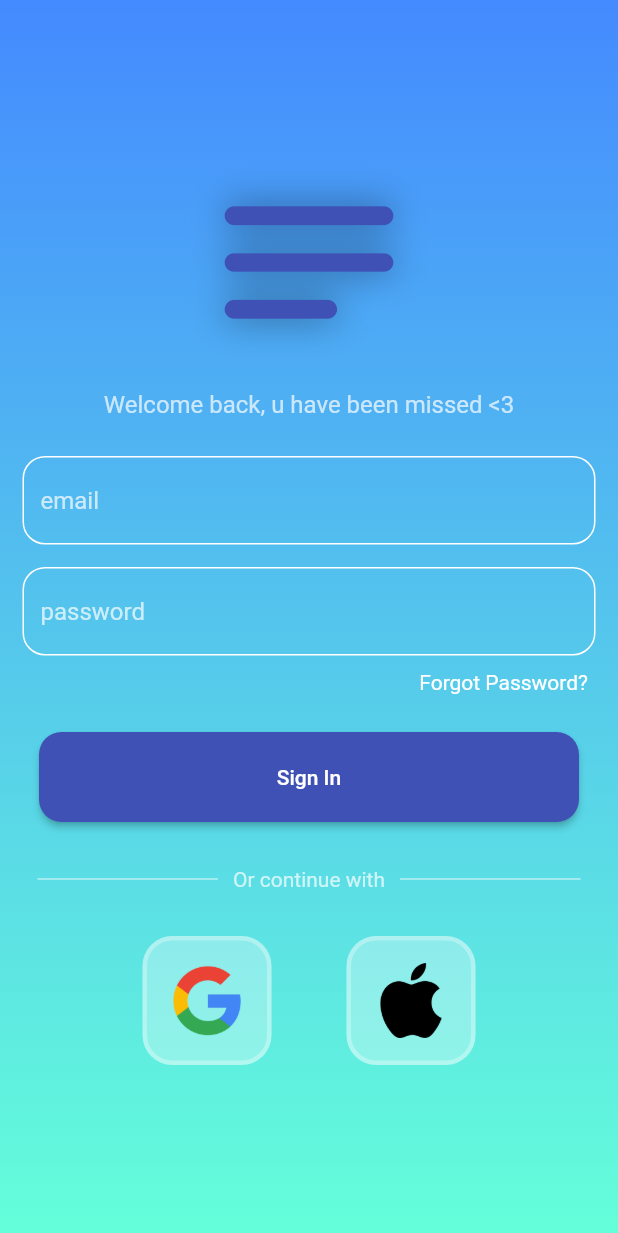
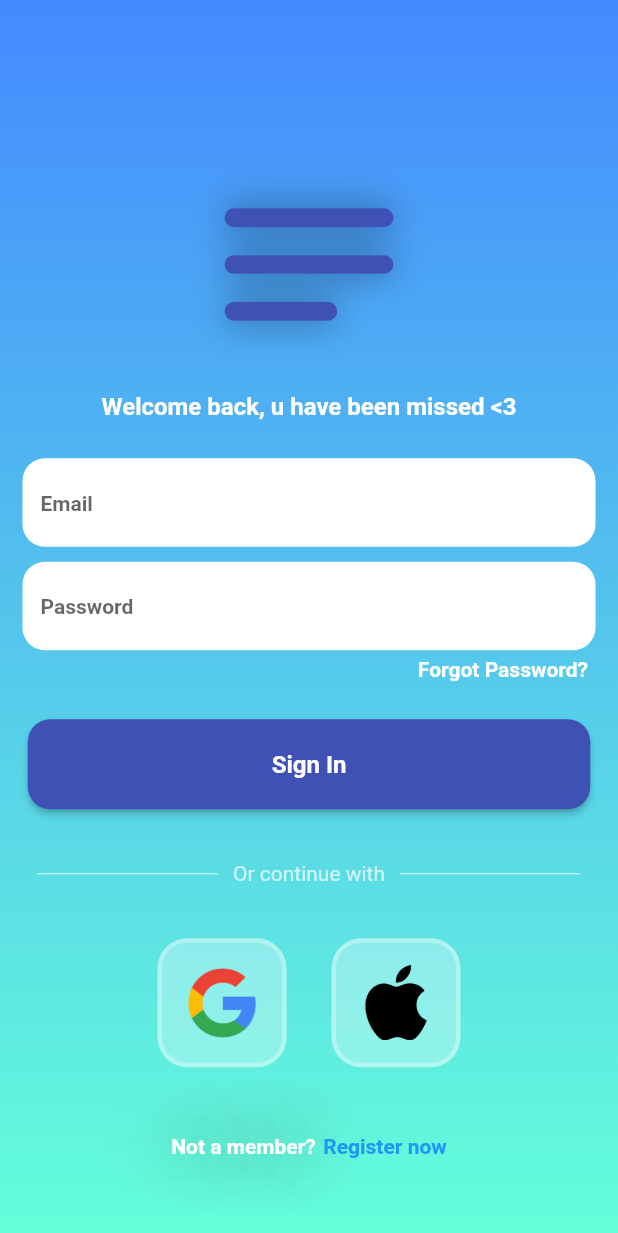
Before and after one commit to AdrianGroh306/todo_listo, a Flutter app: the screen it shows after launch, on a phone screen of 412 x 824 dp. Shown: the top 1233 px of the screen. Run offline on Flutter 3.47's test engine with Material 2 defaults, Android fonts, the phone set to English and light mode, and no system bars; our stand-ins replace auto_size_text, firebase_auth, firebase_core, flutter_slidable; accounts and stored records are empty; generated files the repository leaves out were written again.

Commit message:
Full Firebase integration + email auth

```diff
--- /dev/null
+++ b/lib/components/MyTextField.dart
@@ -0,0 +1,40 @@
+import 'package:flutter/material.dart';
+
+class MyTextField extends StatelessWidget {
+  final controller;
+  final String hintText;
+  final bool obscureText;
+
+  const MyTextField({
+    super.key,
+    required this.controller,
+    required this.hintText,
+    required this.obscureText,
+  });
+
+  @override
+  Widget build(BuildContext context) {
+    return Container(
+      padding: const EdgeInsets.symmetric(vertical: 5, horizontal: 15),
+      child: TextField(
+        controller: controller,
+        obscureText: obscureText,
+        // controller: usernameController,
+        decoration: InputDecoration(
+          fillColor: Colors.white,
+          filled: true,
+          hintText: hintText,
+          hintStyle: const TextStyle(fontSize: 14,fontWeight: FontWeight.bold ),
+          enabledBorder: OutlineInputBorder(
+            borderRadius: BorderRadius.circular(15),
+            borderSide: const BorderSide(color: Colors.white10),
+          ),
+          focusedBorder: OutlineInputBorder(
+            borderRadius: BorderRadius.circular(15),
+            borderSide: const BorderSide(color: Colors.white10),
+          ),
+        ),
+      ),
+    );
+  }
+}
--- a/lib/main.dart
+++ b/lib/main.dart
@@ -1,8 +1,14 @@
+import 'package:firebase_core/firebase_core.dart';
+import 'package:todo/pages/auth_page.dart';
+import 'firebase_options.dart';
 import 'package:flutter/material.dart';
-import 'package:todo/pages/login_page.dart';
-import 'pages/homepage.dart';
 
-void main() {
+Future main() async {
+  WidgetsFlutterBinding.ensureInitialized();
+  await Firebase.initializeApp(
+      options: DefaultFirebaseOptions.currentPlatform
+  );
+
   runApp(const MyApp());
 }
 
@@ -13,7 +19,8 @@ class MyApp extends StatelessWidget {
   Widget build(BuildContext context) {
     return const MaterialApp(
       debugShowCheckedModeBanner: false,
-      home: LoginPage(),
+
+      home: AuthPage(),
     );
   }
 }
--- /dev/null
+++ b/lib/pages/auth_page.dart
@@ -0,0 +1,27 @@
+import 'package:firebase_auth/firebase_auth.dart';
+import 'package:flutter/material.dart';
+import 'package:todo/pages/homepage.dart';
+import 'package:todo/pages/login_page.dart';
+
+class AuthPage extends StatelessWidget {
+  const AuthPage({Key? key}) : super(key: key);
+
+  @override
+  Widget build(BuildContext context) {
+    return Scaffold(
+      body: StreamBuilder<User?>(
+        stream: FirebaseAuth.instance.authStateChanges(),
+        builder: (context, snapshot){
+          //user is logged in
+          if(snapshot.hasData){
+            return const MyHomePage();
+          }
+          //user is not logged in
+          else{
+            return const LoginPage();
+          }
+        },
+      ),
+    );
+  }
+}
--- a/lib/pages/homepage.dart
+++ b/lib/pages/homepage.dart
@@ -1,3 +1,4 @@
+import 'package:firebase_auth/firebase_auth.dart';
 import 'package:flutter/material.dart';
 import 'package:todo/util/dialog_box.dart';
 import 'package:todo/util/todo_tile.dart';
@@ -47,11 +48,13 @@ class _MyHomePageState extends State<MyHomePage> {
     showDialog(
       context: context,
       builder: (context) {
+
         return DialogBox(
-          controller: _controller,
-          onSave: saveNewTask,
-          onCancel: cancelNewTask,
-        );
+            controller: _controller,
+            onSave: saveNewTask,
+            onCancel: cancelNewTask,
+          );
+
       },
     );
   }
@@ -63,11 +66,18 @@ class _MyHomePageState extends State<MyHomePage> {
     });
   }
 
+  // sign User out
+  void signUserOut(){
+    FirebaseAuth.instance.signOut();
+  }
+
+
   @override
   Widget build(BuildContext context) {
     return Scaffold(
       backgroundColor: Colors.blueAccent,
       appBar: AppBar(
+
         centerTitle: true,
         title: const Text(
           'TODO LISTO',
@@ -83,10 +93,8 @@ class _MyHomePageState extends State<MyHomePage> {
           Padding(
             padding: const EdgeInsets.all(8.0),
             child: IconButton(
-              icon: const Icon(Icons.menu_outlined),
-              onPressed: () {
-                // Perform search action
-              },
+              icon: const Icon(Icons.logout),
+              onPressed: signUserOut,
             ),
           ),
         ],
--- a/lib/pages/login_page.dart
+++ b/lib/pages/login_page.dart
@@ -1,15 +1,61 @@
+import 'package:firebase_auth/firebase_auth.dart';
 import 'package:flutter/material.dart';
-import 'package:todo/pages/homepage.dart';
+import 'package:todo/components/MyTextField.dart';
 import 'package:todo/util/square_tile.dart';
 
 class LoginPage extends StatefulWidget {
-  const LoginPage({Key? key}) : super(key: key);
+final Function()? onTap;
+const LoginPage({super.key,required this.onTap});
 
   @override
   State<LoginPage> createState() => _LoginPageState();
 }
 
 class _LoginPageState extends State<LoginPage> {
+  //text editing controllers
+  final emailController = TextEditingController();
+  final passwordController = TextEditingController();
+
+// sign in method
+  void signUserIn() async {
+    //show loading circle
+    showDialog(
+        context: (context),
+        builder: (context) {
+          return const Center(
+            child: CircularProgressIndicator(),
+          );
+        });
+    //try sign in
+    try {
+      await FirebaseAuth.instance.signInWithEmailAndPassword(
+        email: emailController.text,
+        password: passwordController.text,
+      );
+      //pop the loading circle
+      Navigator.pop(context);
+    } on FirebaseAuthException catch (e) {
+      //pop the loading circle
+      Navigator.pop(context);
+      showErrorMessage(e.code);
+    }
+  }
+
+  // error message to user
+  void showErrorMessage(String message) {
+    showDialog(
+        context: context,
+        builder: (context) {
+          return AlertDialog(
+            title: Center(
+              child: Text(
+                message,
+              ),
+            ),
+          );
+        });
+  }
+
   @override
   Widget build(BuildContext context) {
     return Scaffold(
@@ -23,17 +69,21 @@ class _LoginPageState extends State<LoginPage> {
                 colors: [Colors.blueAccent, Colors.tealAccent])),
         child: SafeArea(
           child: Center(
+            child: SingleChildScrollView(
               child: Column(
+                mainAxisAlignment: MainAxisAlignment.center,
                 children: [
                   const SizedBox(
-                  height: 100,
+                    height: 50,
                   ),
 
                   //logo
                   const Icon(
                     Icons.notes_rounded,
                     color: Colors.indigo,
-                  shadows: <Shadow>[Shadow(color: Colors.black45, blurRadius: 30.0)],
+                    shadows: <Shadow>[
+                      Shadow(color: Colors.black45, blurRadius: 30.0)
+                    ],
                     size: 150,
                   ),
 
@@ -45,7 +95,9 @@ class _LoginPageState extends State<LoginPage> {
                   const Text(
                     "Welcome back, u have been missed <3",
                     style: TextStyle(
-                    fontSize: 16,color: Colors.white70
+                      fontSize: 16,
+                      color: Colors.white,
+                      fontWeight: FontWeight.bold,
                     ),
                   ),
                   const SizedBox(
@@ -53,55 +105,30 @@ class _LoginPageState extends State<LoginPage> {
                   ),
 
                   //email textfield
-                Container(
-                  padding:
-                      const EdgeInsets.symmetric(vertical: 5, horizontal: 15),
-                  child: TextField(
-                    decoration: InputDecoration(
-                      hintText: "email",
-                      hintStyle: const TextStyle(color: Colors.white70),
-                      enabledBorder: OutlineInputBorder(
-                        borderRadius: BorderRadius.circular(15),
-                        borderSide: const BorderSide(color: Colors.white),
-                      ),
-                      focusedBorder: OutlineInputBorder(
-                        borderRadius: BorderRadius.circular(15),
-                        borderSide: const BorderSide(color: Colors.white),
-                      ),
-                    ),
-                  ),
+                  MyTextField(
+                    controller: emailController,
+                    hintText: "Email",
+                    obscureText: false,
                   ),
 
                   //password textfield
-                Container(
-                  padding:
-                      const EdgeInsets.symmetric(vertical: 10, horizontal: 15),
-                  child: TextField(
-                    decoration: InputDecoration(
-                      hintText: "password",
-                      hintStyle: const TextStyle(color: Colors.white70),
-                      enabledBorder: OutlineInputBorder(
-                        borderRadius: BorderRadius.circular(15),
-                        borderSide: const BorderSide(color: Colors.white),
-                      ),
-                      focusedBorder: OutlineInputBorder(
-                        borderRadius: BorderRadius.circular(15),
-                        borderSide: const BorderSide(color: Colors.white),
-                      ),
-                    ),
-                  ),
-
-
+                  MyTextField(
+                    controller: passwordController,
+                    hintText: "Password",
+                    obscureText: true,
                   ),
                   //forget password text
-                const Padding(
-                  padding: EdgeInsets.symmetric(horizontal: 20),
+                  Padding(
+                    padding: const EdgeInsets.symmetric(horizontal: 20),
                     child: Row(
                       mainAxisAlignment: MainAxisAlignment.end,
-                    children: [
+                      children: const [
                         Text(
                           "Forgot Password?",
-                        style: TextStyle(color: Colors.white),
+                          style: TextStyle(
+                            color: Colors.white,
+                            fontWeight: FontWeight.bold,
+                          ),
                         ),
                       ],
                     ),
@@ -114,34 +141,36 @@ class _LoginPageState extends State<LoginPage> {
                   // sign in button
                   SizedBox(
                     height: 60,
-                  width: 360,
+                    width: 375,
                     child: ElevatedButton(
                         style: ButtonStyle(
-                          shape:
-                              MaterialStateProperty.all<RoundedRectangleBorder>(
-                                  RoundedRectangleBorder(
+                            shape: MaterialStateProperty.all<
+                                RoundedRectangleBorder>(RoundedRectangleBorder(
                               borderRadius: BorderRadius.circular(15),
                             )),
-                          backgroundColor:
-                              MaterialStateProperty.all<Color>(Colors.indigo)),
+                            backgroundColor: MaterialStateProperty.all<Color>(
+                                Colors.indigo)),
                         onPressed: () {
-                        Navigator.push(
-                            context,
-                            MaterialPageRoute(
-                                builder: (context) => const MyHomePage()));
+                          signUserIn();
                         },
-                      child: const Text("Sign In")),
+                        child: const Text(
+                          "Sign In",
+                          style: TextStyle(
+                            fontSize: 16,
+                            fontWeight: FontWeight.bold,
+                          ),
+                        )),
                   ),
 
                   const SizedBox(
-                  height: 30,
+                    height: 35,
                   ),
 
                   //divder or text
-                const Padding(
-                  padding: EdgeInsets.symmetric(horizontal: 25),
+                  Padding(
+                    padding: const EdgeInsets.symmetric(horizontal: 25),
                     child: Row(
-                    children: [
+                      children: const [
                         Expanded(
                             child: Divider(
                           thickness: 0.8,
@@ -149,7 +178,10 @@ class _LoginPageState extends State<LoginPage> {
                         )),
                         Padding(
                           padding: EdgeInsets.symmetric(horizontal: 10),
-                        child: Text("Or continue with",style: TextStyle(color: Colors.white70),),
+                          child: Text(
+                            "Or continue with",
+                            style: TextStyle(color: Colors.white70),
+                          ),
                         ),
                         Expanded(
                             child: Divider(
@@ -160,18 +192,55 @@ class _LoginPageState extends State<LoginPage> {
                     ),
                   ),
 
-                const SizedBox(height: 30,),
+                  const SizedBox(height: 35),
 
                   //google/apple tile
-                const Row(
+                  Row(
+                    mainAxisAlignment: MainAxisAlignment.center,
+                    children: const [
+                      SquareTile(imagePath: "images/google_logo.png"),
+                      SizedBox(
+                        width: 30,
+                      ),
+                      SquareTile(imagePath: "images/apple_logo.png"),
+                    ],
+                  ),
+                  const SizedBox(
+                    height: 45,
+                  ),
+                  Row(
                     mainAxisAlignment: MainAxisAlignment.center,
                     children: [
-                    SquareTile(imagePath: "images/google_logo.png"),
-                    SizedBox(width: 50,),
-                    SquareTile(imagePath: "images/apple_logo.png"),
+                      const Text(
+                        "Not a member?",
+                        style: TextStyle(
+                          color: Colors.white,
+                          fontWeight: FontWeight.bold,
+                          shadows: [
+                            Shadow(
+                              color: Colors.black,
+                              blurRadius: 60,
+                            ),
                           ],
-                )
+                        ),
+                      ),
+                      const SizedBox(
+                        width: 5,
+                      ),
+                      GestureDetector(
+                        onTap: widget.onTap,
+                        child: const Text(
+                          "Register now",
+                          style: TextStyle(
+                            color: Colors.blue,
+                            fontWeight: FontWeight.bold,
+                          ),
+                        ),
+                      ),
                     ],
+                  ),
+                ],
+              ),
             ),
           ),
         ),
--- a/lib/util/dialog_box.dart
+++ b/lib/util/dialog_box.dart
@@ -15,6 +15,7 @@ class DialogBox extends StatelessWidget {
   @override
   Widget build(BuildContext context) {
     return AlertDialog(
+
       content: SizedBox(
         width: 200,
         height: 120,
--- a/pubspec.yaml
+++ b/pubspec.yaml
@@ -34,6 +34,8 @@ dependencies:
   flutter_launcher_icons: "^0.13.1"
   roundcheckbox: "^2.0.5"
   auto_size_text: "^3.0.0"
+  firebase_core: ^2.13.0
+  firebase_auth: ^4.6.1
 
 flutter_launcher_icons:
   android: true
```
Also changed, not shown: pubspec.lock, 6 other files. Lines whose indentation alone changed are shown as unchanged.
